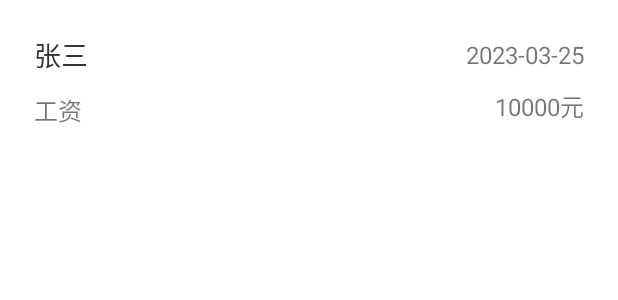
After one commit to wangshyy/FFMS, an Android app: the layout item_income_list.xml on its own in the app's theme, with its tools: preview values and no code run, on a phone screen of 412 x 824 dp. The commit adds this screen. Shown: the top 300 px of the screen. Run offline under Robolectric (Android 15) with nearby library versions, the phone set to English and light mode, and no system bars.

Commit message:
收入支出模块开发

```diff
--- a/app/build.gradle
+++ b/app/build.gradle
@@ -96,4 +96,7 @@ dependencies {
 
     //SwipeRecyclerView
     implementation 'com.tubb.smrv:swipemenu-recyclerview:5.4.8'
+
+    //live-event-bus Android消息总线
+    implementation 'io.github.jeremyliao:live-event-bus-x:1.8.0'
 }
--- a/app/src/main/java/com/wsy/ffms/core/KoinModule.kt
+++ b/app/src/main/java/com/wsy/ffms/core/KoinModule.kt
@@ -1,5 +1,6 @@
 package com.wsy.ffms.core
 
+import com.wsy.ffms.ui.incomeexpenditure.IncomeExpenditureViewModel
 import com.wsy.ffms.ui.incomeexpenditure.add.AddIncomeExpenditureViewModel
 import com.wsy.ffms.ui.login.LoginViewModel
 import com.wsy.ffms.ui.mine.MineViewModel
@@ -23,4 +24,5 @@ val viewModelModule = module {
     viewModel { ModifyPasswordViewModel() }
     viewModel { SystemConfigViewModel() }
     viewModel { AddIncomeExpenditureViewModel(androidContext()) }
+    viewModel { IncomeExpenditureViewModel() }
 }
--- a/app/src/main/java/com/wsy/ffms/ui/incomeexpenditure/IncomeExpenditureFragment.kt
+++ b/app/src/main/java/com/wsy/ffms/ui/incomeexpenditure/IncomeExpenditureFragment.kt
@@ -23,7 +23,7 @@ class IncomeExpenditureFragment :
             title = Title(getString(R.string.income_expenditure), false) {}
             viewpager.adapter = IncExpPagerAdapter(this@IncomeExpenditureFragment)
             viewpager.offscreenPageLimit = 2
-            viewpager.isUserInputEnabled = false//true滑动 false禁止滑动
+            viewpager.isUserInputEnabled = true//是否可滑动切换
 
             //tabLayout与viewPager联动
             TabLayoutMediator(tabLayout, viewpager) { tab, position ->
@@ -42,6 +42,7 @@ class IncomeExpenditureFragment :
     }
 
     override fun initData() {
+
     }
 
     override fun startObserve() {
--- /dev/null
+++ b/app/src/main/res/layout/item_income_list.xml
@@ -0,0 +1,65 @@
+<?xml version="1.0" encoding="utf-8"?>
+<layout xmlns:android="http://schemas.android.com/apk/res/android"
+    xmlns:app="http://schemas.android.com/apk/res-auto"
+    xmlns:tools="http://schemas.android.com/tools">
+
+    <data>
+
+        <variable
+            name="model"
+            type="com.wsy.ffms.db.income.Income" />
+    </data>
+
+    <androidx.constraintlayout.widget.ConstraintLayout
+        android:layout_width="match_parent"
+        android:layout_height="wrap_content"
+        android:layout_marginHorizontal="@dimen/dp_10"
+        android:layout_marginTop="@dimen/dp_10"
+        android:background="@drawable/shape_box_bg"
+        android:padding="@dimen/dp_10">
+
+        <androidx.appcompat.widget.AppCompatTextView
+            android:id="@+id/tv_name"
+            android:layout_width="wrap_content"
+            android:layout_height="wrap_content"
+            android:text="@{model.familyMember}"
+            android:textColor="@color/color_text"
+            android:textSize="@dimen/text_size_16"
+            app:layout_constraintStart_toStartOf="parent"
+            app:layout_constraintTop_toTopOf="parent"
+            tools:text="张三" />
+
+        <androidx.appcompat.widget.AppCompatTextView
+            android:id="@+id/tv_date"
+            android:layout_width="wrap_content"
+            android:layout_height="wrap_content"
+            android:text='@{model.dateYear+"-"+model.dateMonth+"-"+model.dateDay}'
+            android:textSize="@dimen/text_size_14"
+            app:layout_constraintBottom_toBottomOf="@+id/tv_name"
+            app:layout_constraintEnd_toEndOf="parent"
+            app:layout_constraintTop_toTopOf="@+id/tv_name"
+            tools:text="2023-03-25" />
+
+        <androidx.appcompat.widget.AppCompatTextView
+            android:id="@+id/tv_income_type"
+            android:layout_width="wrap_content"
+            android:layout_height="wrap_content"
+            android:layout_marginTop="@dimen/dp_10"
+            android:text="@{model.incomeType}"
+            android:textSize="@dimen/text_size_14"
+            app:layout_constraintStart_toStartOf="parent"
+            app:layout_constraintTop_toBottomOf="@+id/tv_name"
+            tools:text="工资" />
+
+        <androidx.appcompat.widget.AppCompatTextView
+            android:id="@+id/tv_amount"
+            android:layout_width="wrap_content"
+            android:layout_height="wrap_content"
+            android:layout_marginTop="@dimen/dp_10"
+            android:text='@{model.amount+"元"}'
+            android:textSize="@dimen/text_size_14"
+            app:layout_constraintEnd_toEndOf="parent"
+            app:layout_constraintTop_toBottomOf="@+id/tv_date"
+            tools:text="10000元" />
+    </androidx.constraintlayout.widget.ConstraintLayout>
+</layout>
```
Also changed, not shown: app/src/main/java/com/wsy/ffms/adapter/IncomeListAdapter.kt (added, +23 -0 lines), app/src/main/java/com/wsy/ffms/db/AppDataBase.kt (+5 -2 lines), app/src/main/java/com/wsy/ffms/db/expenditure/Expenditure.kt (added, +20 -0 lines), app/src/main/java/com/wsy/ffms/db/expenditure/ExpenditureDao.kt (added, +21 -0 lines), app/src/main/java/com/wsy/ffms/ui/incomeexpenditure/IncomeExpenditureViewModel.kt (added, +53 -0 lines), app/src/main/java/com/wsy/ffms/ui/incomeexpenditure/add/AddIncomeExpenditureActivity.kt (+6 -1 lines), app/src/main/java/com/wsy/ffms/ui/incomeexpenditure/add/AddIncomeExpenditureViewModel.kt (+24 -6 lines), app/src/main/java/com/wsy/ffms/ui/incomeexpenditure/expenditure/ExpenditureFragment.kt (+31 -0 lines), app/src/main/java/com/wsy/ffms/ui/incomeexpenditure/income/IncomeFragment.kt (+40 -0 lines), app/src/main/res/layout/fg_expenditure.xml (+7 -1 lines).
